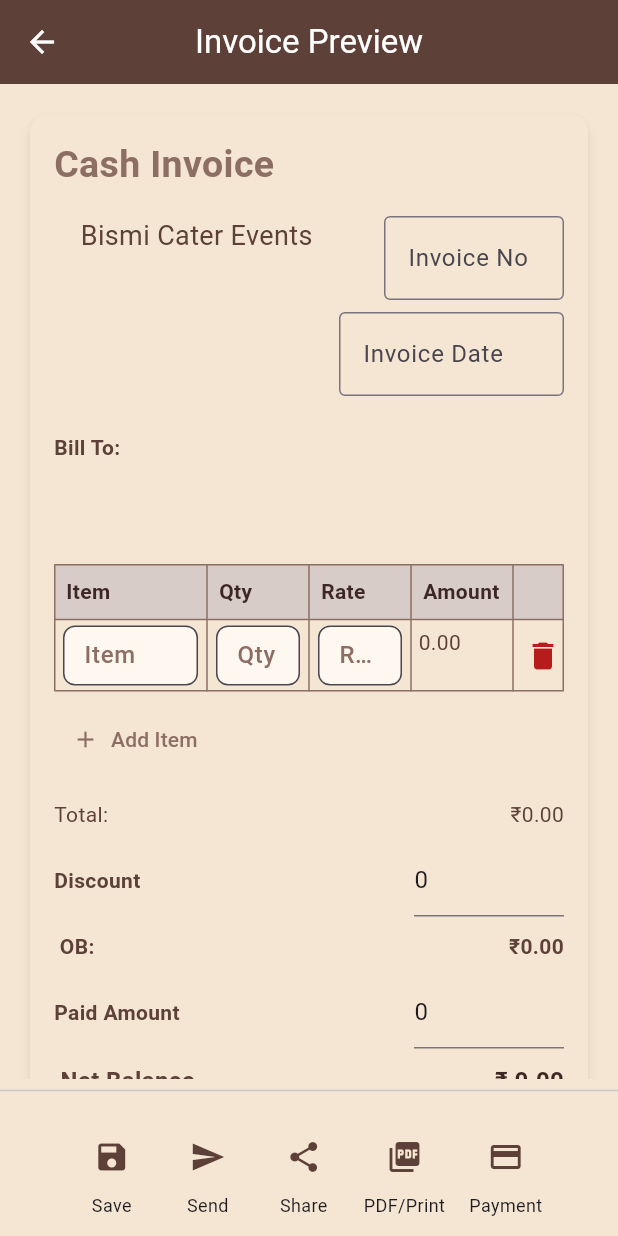
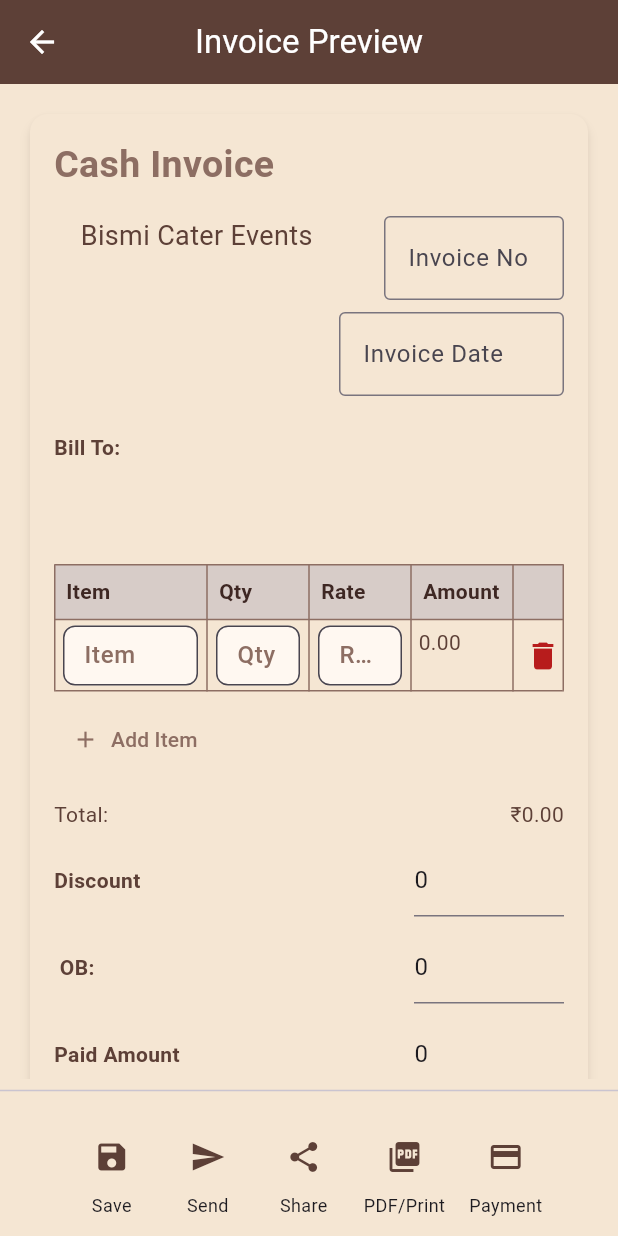
Before and after one commit to SidhanAmal55/Serviza, a Flutter app: the InvoicePreviewPage screen opened directly, after a tap on the "delete" icon, after a tap on "Add Item", on a phone screen of 412 x 824 dp. Run offline on Flutter 3.47's test engine with Material 3 defaults, Android fonts, the phone set to English and light mode, and no system bars; our stand-ins replace cloud_firestore, firebase_auth, firebase_core, flutter_login, pdf, printing and 1 more; accounts and stored records are empty.

Commit message:
updated Flutter app

```diff
--- a/lib/screen/invoice/invoice_page.dart
+++ b/lib/screen/invoice/invoice_page.dart
@@ -21,6 +21,7 @@ class InvoicePreviewPage extends StatefulWidget {
   final List<Map<String, dynamic>>? itemList;
   final double? advance;
   final double? discount;
+  final double? ob;
 
   const InvoicePreviewPage({
     super.key,
@@ -32,6 +33,7 @@ class InvoicePreviewPage extends StatefulWidget {
     this.itemList,
     this.advance,
     this.discount,
+    this.ob,
   });
 
   @override
@@ -43,8 +45,10 @@ class _InvoicePreviewPageState extends State<InvoicePreviewPage> {
   final TextEditingController _invoiceDateController = TextEditingController();
   final TextEditingController _discountController = TextEditingController();
   final TextEditingController _advanceController = TextEditingController();
+  final TextEditingController _obController = TextEditingController();
   double total = 0.0;
   double grandtotal = 0.0;
+  double temptotal = 0.0;
 
   final GlobalKey _invoiceKey = GlobalKey();
 
@@ -81,7 +85,7 @@ class _InvoicePreviewPageState extends State<InvoicePreviewPage> {
     _invoiceDateController.text = widget.invoiceDate ?? '';
     _discountController.text = widget.discount?.toString() ?? '0';
     _advanceController.text = widget.advance?.toString() ?? '0';
-
+    _obController.text = widget.ob?.toString() ?? '0';
     customerName = widget.customerName ?? '';
     customerAddress = widget.customerAddress ?? '';
 
@@ -161,6 +165,7 @@ class _InvoicePreviewPageState extends State<InvoicePreviewPage> {
         'timestamp': FieldValue.serverTimestamp(),
         'status': status ?? "Pending..",
         'discount': double.tryParse(_discountController.text) ?? 0.0,
+        'ob': double.tryParse(_obController.text) ?? 0.0,
       };
 
       if (snapshot.exists) {
@@ -251,11 +256,13 @@ class _InvoicePreviewPageState extends State<InvoicePreviewPage> {
 
     double disc = double.tryParse(_discountController.text) ?? 0.0;
     double adv = double.tryParse(_advanceController.text) ?? 0.0;
+    double OB = double.tryParse(_obController.text) ?? 0.0;
 
     setState(() {
       subtotal = tempSubtotal;
       grandtotal = subtotal - disc;
-      total = grandtotal - adv;
+      temptotal = grandtotal + OB;
+      total = temptotal - adv;
     });
   }
 
@@ -489,11 +496,15 @@ class _InvoicePreviewPageState extends State<InvoicePreviewPage> {
                                       fontWeight: FontWeight.bold,
                                     ),
                                   ),
-                                  Text(
-                                    "₹${grandtotal.toStringAsFixed(2)}",
-                                    style: const TextStyle(
-                                      color: Color(0xFF5D4037),
-                                      fontWeight: FontWeight.bold,
+                                  SizedBox(
+                                    width: 100,
+                                    child: TextField(
+                                      controller: _obController,
+                                      keyboardType: TextInputType.number,
+                                      decoration: const InputDecoration(
+                                        hintText: '0',
+                                      ),
+                                      onChanged: (_) => _calculateTotal(),
                                     ),
                                   ),
                                 ],
@@ -744,6 +755,7 @@ class _InvoicePreviewPageState extends State<InvoicePreviewPage> {
 
     buffer.writeln("");
     buffer.writeln("Subtotal: ₹${subtotal.toStringAsFixed(2)}");
+    buffer.writeln("OB : ₹${_obController.text} ");
     buffer.writeln("Paid Amount: ₹${_discountController.text}");
     buffer.writeln("Balance Amount: ₹${total.toStringAsFixed(2)}");
 
@@ -810,8 +822,10 @@ class _InvoicePreviewPageState extends State<InvoicePreviewPage> {
     );
     final double discountVal = double.tryParse(_discountController.text) ?? 0.0;
     final double advanceVal = double.tryParse(_advanceController.text) ?? 0.0;
+    final double obVal = double.tryParse(_obController.text) ?? 0.0;
     final double grandTotal = subtotal - discountVal;
-    final double total = grandTotal - advanceVal; // Net Balance
+    final double tempTotal = grandTotal + obVal;
+    final double total = tempTotal - advanceVal; // Net Balance
 
     // ------- Local helper widgets (keeps cells consistent) -------
     pw.Widget _pdfCell(
@@ -1065,7 +1079,7 @@ class _InvoicePreviewPageState extends State<InvoicePreviewPage> {
                         "Discount",
                         "${discountVal.toStringAsFixed(2)}/-",
                       ),
-                      _pdfPriceRow("OB", "${grandTotal.toStringAsFixed(2)}/-"),
+                      _pdfPriceRow("OB", "${obVal.toStringAsFixed(2)}/-"),
                       _pdfPriceRow(
                         "Paid Amount",
                         "${advanceVal.toStringAsFixed(2)}/-",
```
